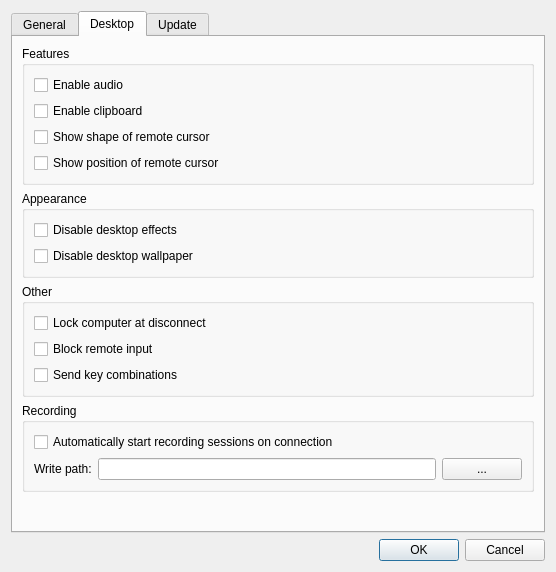
Before: the Qt Designer form source/client/ui/settings_dialog.ui in SammyEnigma/aspia, drawn with Qt 5.
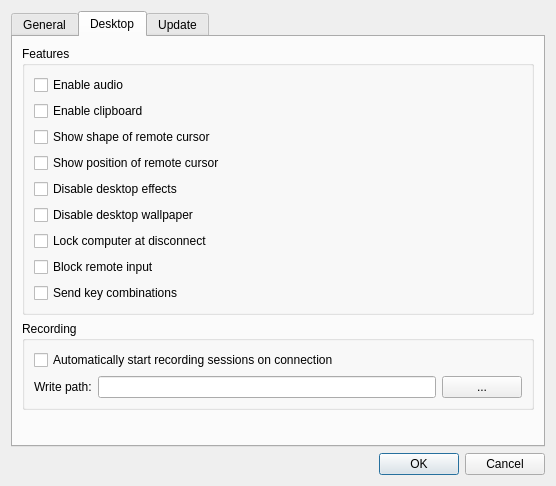
After: the same form once the commit is applied. The open tabs and pages were chosen to show the change. Custom widgets are drawn as their Qt base class.

What changed in the file:
```diff
--- a/source/client/ui/settings_dialog.ui
+++ b/source/client/ui/settings_dialog.ui
@@ -7,7 +7,7 @@
     <x>0</x>
     <y>0</y>
     <width>556</width>
-    <height>572</height>
+    <height>486</height>
    </rect>
   </property>
   <property name="windowTitle">
@@ -173,21 +173,6 @@
             </property>
            </widget>
           </item>
-         </layout>
-        </widget>
-       </item>
-       <item>
-        <widget class="QGroupBox" name="groupbox_appearance">
-         <property name="sizePolicy">
-          <sizepolicy hsizetype="Preferred" vsizetype="Fixed">
-           <horstretch>0</horstretch>
-           <verstretch>0</verstretch>
-          </sizepolicy>
-         </property>
-         <property name="title">
-          <string>Appearance</string>
-         </property>
-         <layout class="QVBoxLayout" name="verticalLayout_appearance">
           <item>
            <widget class="QCheckBox" name="checkbox_desktop_effects">
             <property name="text">
@@ -202,21 +187,6 @@
             </property>
            </widget>
           </item>
-         </layout>
-        </widget>
-       </item>
-       <item>
-        <widget class="QGroupBox" name="groupbox_other">
-         <property name="sizePolicy">
-          <sizepolicy hsizetype="Preferred" vsizetype="Fixed">
-           <horstretch>0</horstretch>
-           <verstretch>0</verstretch>
-          </sizepolicy>
-         </property>
-         <property name="title">
-          <string>Other</string>
-         </property>
-         <layout class="QVBoxLayout" name="verticalLayout_other_desktop">
           <item>
            <widget class="QCheckBox" name="checkbox_lock_at_disconnect">
             <property name="text">
```
Left out of the diff: 4 changed lines with no effect on the pictures.
